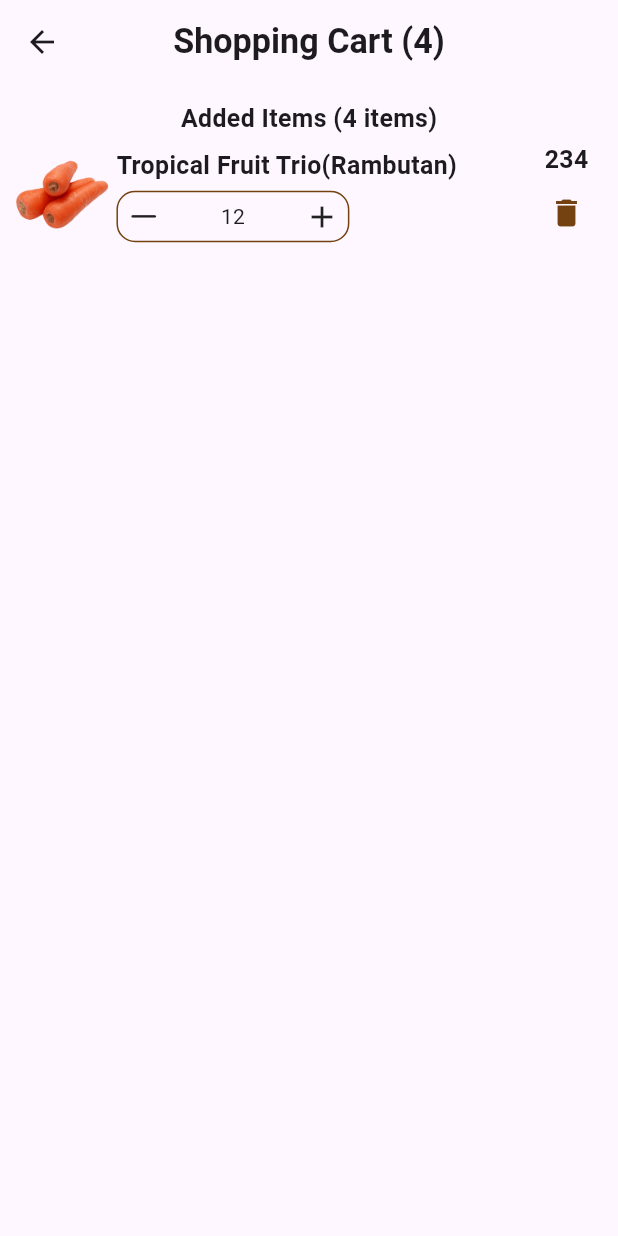
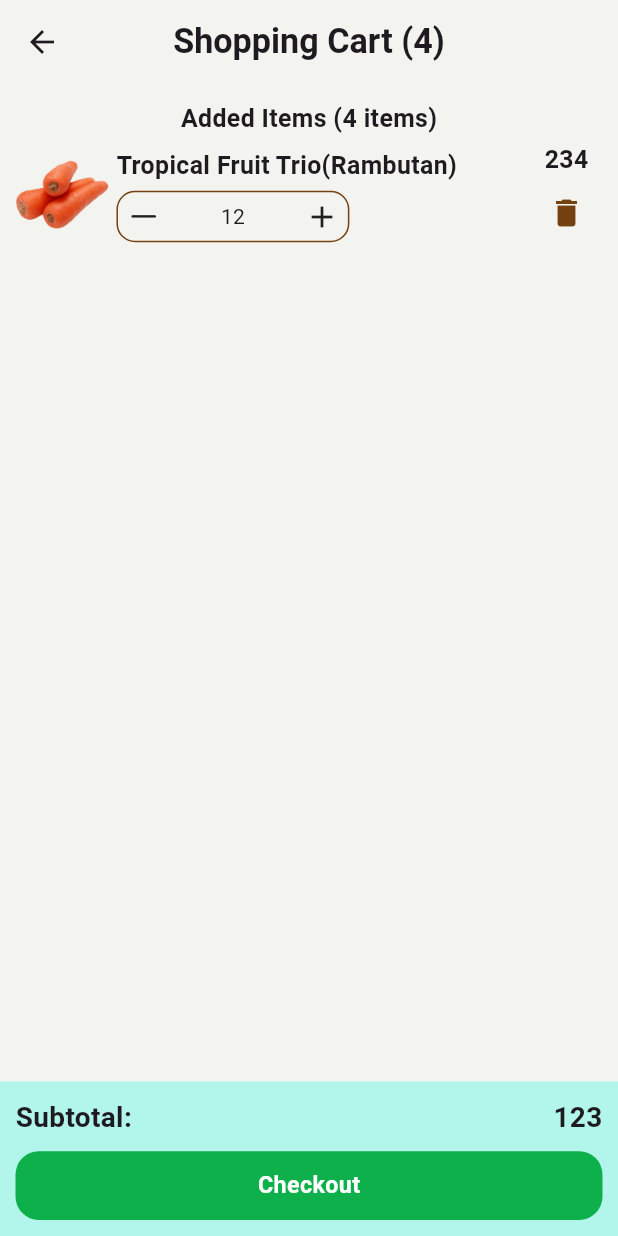
Before and after one commit to Sohag-84/Getx-State-Mangement, a Flutter app: the CartView screen opened by its route, on a phone screen of 412 x 824 dp. Run offline on Flutter 3.47's test engine with Material 3 defaults, Android fonts, the light colour scheme and no system bars; our stand-ins replace badges, flutter_screenutil, get.

Commit message:
create checkout container

```diff
--- a/e_commerce/lib/app/modules/cart/views/cart_view.dart
+++ b/e_commerce/lib/app/modules/cart/views/cart_view.dart
@@ -1,17 +1,20 @@
 import 'package:e_commerce/constant/app_colors.dart';
-import 'package:flutter/cupertino.dart';
 import 'package:flutter/material.dart';
 import 'package:flutter_screenutil/flutter_screenutil.dart';
 import 'package:get/get.dart';
 
 import '../controllers/cart_controller.dart';
+import '../widgets/cart_item.dart';
+import '../widgets/checkout_container.dart';
 
 class CartView extends GetView<CartController> {
   const CartView({Key? key}) : super(key: key);
   @override
   Widget build(BuildContext context) {
     return Scaffold(
+      backgroundColor: AppColors.bgColor,
       appBar: AppBar(
+        backgroundColor: AppColors.bgColor,
         title: Text(
           'Shopping Cart (4)',
           style: TextStyle(
@@ -20,6 +23,10 @@ class CartView extends GetView<CartController> {
           ),
         ),
         centerTitle: true,
+      ),
+      bottomNavigationBar: checkoutContainer(
+        subtotal: "123",
+        onTap: () {},
       ),
       body: Padding(
         padding: EdgeInsets.all(10.w),
@@ -49,90 +56,4 @@ class CartView extends GetView<CartController> {
       ),
     );
   }
-
-  Widget cartItem({
-    required VoidCallback incrementTap,
-    required VoidCallback decrementTap,
-    required VoidCallback deleteTap,
-    required String proImage,
-    required String proName,
-    required int cartItemCount,
-    required String proPrice,
-  }) {
-    return Row(
-      children: [
-        Image.asset(
-          proImage,
-          width: 60.w,
-          fit: BoxFit.fill,
-        ),
-
-        SizedBox(width: 5.w),
-
-        ///product name || item increment & decrement
-        Expanded(
-          child: Column(
-            crossAxisAlignment: CrossAxisAlignment.start,
-            children: [
-              Text(
-                proName,
-                maxLines: 2,
-                overflow: TextOverflow.ellipsis,
-                style: TextStyle(
-                  fontSize: 16.sp,
-                  fontWeight: FontWeight.w600,
-                ),
-              ),
-               SizedBox(height: 5.w),
-              Container(
-                width: 150.w,
-                height: 30.h,
-                padding: EdgeInsets.symmetric(horizontal: 5.w),
-                decoration: BoxDecoration(
-                  borderRadius: BorderRadius.circular(12.r),
-                  border: Border.all(
-                    color: AppColors.redAccentColor,
-                  ),
-                ),
-                child: Row(
-                  mainAxisAlignment: MainAxisAlignment.spaceBetween,
-                  children: [
-                    InkWell(
-                      onTap: decrementTap,
-                      child: const Icon(CupertinoIcons.minus),
-                    ),
-                    Text(cartItemCount.toString()),
-                    InkWell(
-                      onTap: incrementTap,
-                      child: const Icon(Icons.add),
-                    ),
-                  ],
-                ),
-              )
-            ],
-          ),
-        ),
-
-        ///price || delete button
-        Column(
-          children: [
-            Text(
-              proPrice,
-              style: TextStyle(
-                fontSize: 16.sp,
-                fontWeight: FontWeight.w600,
-              ),
-            ),
-            IconButton(
-              onPressed: deleteTap,
-              icon: Icon(
-                Icons.delete,
-                color: AppColors.redAccentColor,
-              ),
-            ),
-          ],
-        ),
-      ],
-    );
-  }
 }
--- /dev/null
+++ b/e_commerce/lib/app/modules/cart/widgets/cart_item.dart
@@ -0,0 +1,90 @@
+import 'package:e_commerce/constant/app_colors.dart';
+import 'package:flutter/cupertino.dart';
+import 'package:flutter/material.dart';
+import 'package:flutter_screenutil/flutter_screenutil.dart';
+
+Widget cartItem({
+    required VoidCallback incrementTap,
+    required VoidCallback decrementTap,
+    required VoidCallback deleteTap,
+    required String proImage,
+    required String proName,
+    required int cartItemCount,
+    required String proPrice,
+  }) {
+    return Row(
+      children: [
+        Image.asset(
+          proImage,
+          width: 60.w,
+          fit: BoxFit.fill,
+        ),
+
+        SizedBox(width: 5.w),
+
+        ///product name || item increment & decrement
+        Expanded(
+          child: Column(
+            crossAxisAlignment: CrossAxisAlignment.start,
+            children: [
+              Text(
+                proName,
+                maxLines: 2,
+                overflow: TextOverflow.ellipsis,
+                style: TextStyle(
+                  fontSize: 16.sp,
+                  fontWeight: FontWeight.w600,
+                ),
+              ),
+               SizedBox(height: 5.w),
+              Container(
+                width: 150.w,
+                height: 30.h,
+                padding: EdgeInsets.symmetric(horizontal: 5.w),
+                decoration: BoxDecoration(
+                  borderRadius: BorderRadius.circular(12.r),
+                  border: Border.all(
+                    color: AppColors.redAccentColor,
+                  ),
+                ),
+                child: Row(
+                  mainAxisAlignment: MainAxisAlignment.spaceBetween,
+                  children: [
+                    InkWell(
+                      onTap: decrementTap,
+                      child: const Icon(CupertinoIcons.minus),
+                    ),
+                    Text(cartItemCount.toString()),
+                    InkWell(
+                      onTap: incrementTap,
+                      child: const Icon(Icons.add),
+                    ),
+                  ],
+                ),
+              )
+            ],
+          ),
+        ),
+
+        ///price || delete button
+        Column(
+          children: [
+            Text(
+              proPrice,
+              style: TextStyle(
+                fontSize: 16.sp,
+                fontWeight: FontWeight.w600,
+              ),
+            ),
+            IconButton(
+              onPressed: deleteTap,
+              icon: Icon(
+                Icons.delete,
+                color: AppColors.redAccentColor,
+              ),
+            ),
+          ],
+        ),
+      ],
+    );
+  }
--- /dev/null
+++ b/e_commerce/lib/app/modules/cart/widgets/checkout_container.dart
@@ -0,0 +1,57 @@
+ import 'package:e_commerce/constant/app_colors.dart';
+import 'package:flutter/material.dart';
+import 'package:flutter_screenutil/flutter_screenutil.dart';
+
+Widget checkoutContainer({
+    required String subtotal,
+    required VoidCallback onTap,
+  }) {
+    return Container(
+      height: 90.h,
+      color: AppColors.tealColor,
+      padding: EdgeInsets.all(10.w),
+      child: Column(
+        children: [
+          Row(
+            children: [
+              Text(
+                "Subtotal: ",
+                style: TextStyle(
+                  fontSize: 18.sp,
+                  fontWeight: FontWeight.w600,
+                ),
+              ),
+              const Spacer(),
+              Text(
+                subtotal,
+                style: TextStyle(
+                  fontSize: 18.sp,
+                  fontWeight: FontWeight.w600,
+                ),
+              ),
+            ],
+          ),
+          SizedBox(height: 8.h),
+          InkWell(
+            onTap: onTap,
+            child: Container(
+              height: 40.h,
+              alignment: Alignment.center,
+              decoration: BoxDecoration(
+                color: AppColors.pirmaryColor,
+                borderRadius: BorderRadius.circular(15.r),
+              ),
+              child: Text(
+                "Checkout",
+                style: TextStyle(
+                  fontSize: 15.sp,
+                  fontWeight: FontWeight.w700,
+                  color: AppColors.whiteColor,
+                ),
+              ),
+            ),
+          ),
+        ],
+      ),
+    );
+  }
```
